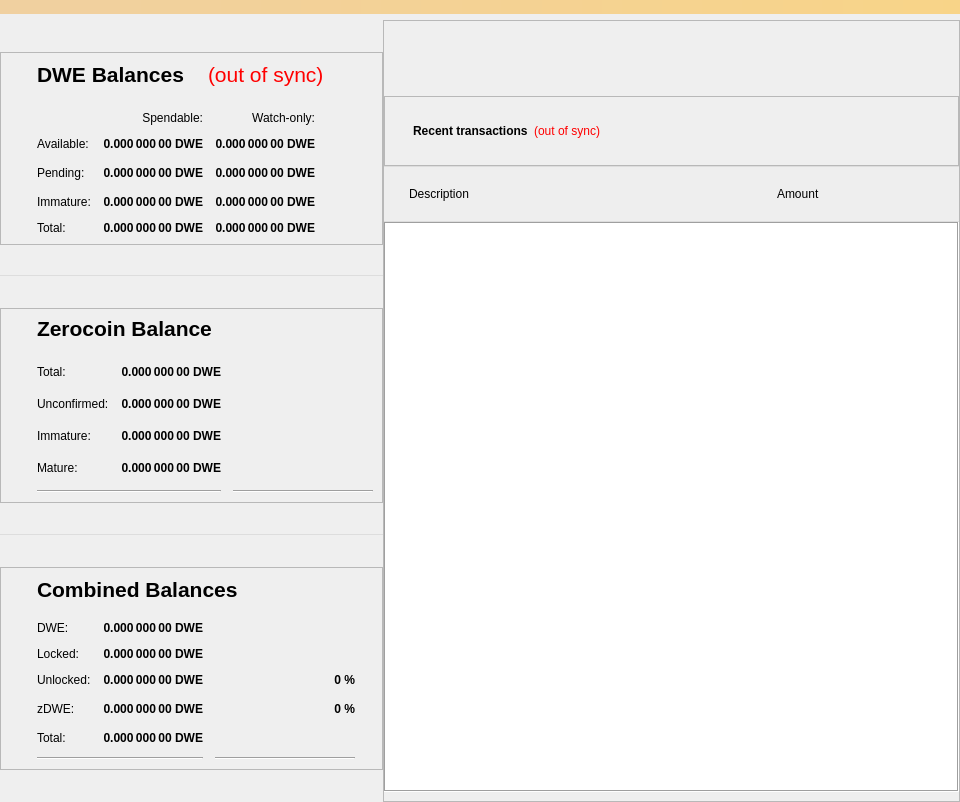
First picture: the form in src/qt/forms/overviewpage.ui, repository WorldExchange/DWE, before the edit.
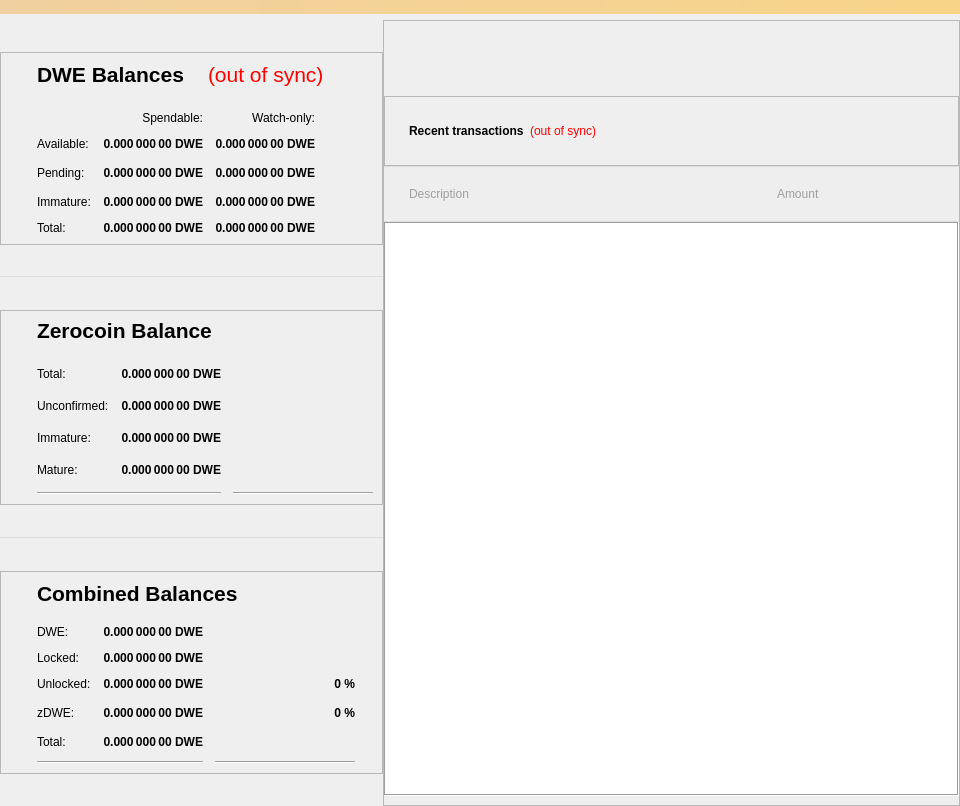
Second picture: the form after the edit.

Commit message: Overview page and send page style complete

Diff of the .ui file:
```diff
--- a/src/qt/forms/overviewpage.ui
+++ b/src/qt/forms/overviewpage.ui
@@ -7,7 +7,7 @@
     <x>0</x>
     <y>0</y>
     <width>960</width>
-    <height>802</height>
+    <height>806</height>
    </rect>
   </property>
   <property name="minimumSize">
@@ -1077,7 +1077,7 @@
           <item>
            <widget class="QFrame" name="frame_3">
             <property name="styleSheet">
-             <string notr="true">border-left: 1px solid #ddd;</string>
+             <string notr="true"/>
             </property>
             <property name="frameShape">
              <enum>QFrame::StyledPanel</enum>
@@ -1087,74 +1087,61 @@
             </property>
             <layout class="QHBoxLayout" name="horizontalLayout_5">
              <property name="leftMargin">
-              <number>0</number>
+              <number>24</number>
              </property>
              <property name="topMargin">
-              <number>0</number>
+              <number>24</number>
              </property>
              <property name="rightMargin">
-              <number>0</number>
+              <number>24</number>
              </property>
              <property name="bottomMargin">
-              <number>0</number>
+              <number>24</number>
              </property>
              <item>
-              <layout class="QHBoxLayout" name="horizontalLayout_2">
-               <property name="leftMargin">
-                <number>28</number>
+              <widget class="QLabel" name="label_4">
+               <property name="font">
+                <font>
+                 <weight>75</weight>
+                 <bold>true</bold>
+                </font>
                </property>
-               <property name="topMargin">
-                <number>24</number>
+               <property name="text">
+                <string>Recent transactions</string>
                </property>
-               <property name="bottomMargin">
-                <number>24</number>
+              </widget>
+             </item>
+             <item>
+              <widget class="QLabel" name="labelTransactionsStatus">
+               <property name="cursor">
+                <cursorShape>WhatsThisCursor</cursorShape>
                </property>
-               <item>
-                <widget class="QLabel" name="label_4">
-                 <property name="font">
-                  <font>
-                   <weight>75</weight>
-                   <bold>true</bold>
-                  </font>
-                 </property>
-                 <property name="text">
-                  <string>Recent transactions</string>
-                 </property>
-                </widget>
-               </item>
-               <item>
-                <widget class="QLabel" name="labelTransactionsStatus">
-                 <property name="cursor">
-                  <cursorShape>WhatsThisCursor</cursorShape>
-                 </property>
-                 <property name="toolTip">
-                  <string>The displayed information may be out of date. Your wallet automatically synchronizes with the DWE network after a connection is established, but this process has not completed yet.</string>
-                 </property>
-                 <property name="styleSheet">
-                  <string notr="true">QLabel { color: red; }</string>
-                 </property>
-                 <property name="text">
-                  <string notr="true">(out of sync)</string>
-                 </property>
-                 <property name="alignment">
-                  <set>Qt::AlignRight|Qt::AlignTrailing|Qt::AlignVCenter</set>
-                 </property>
-                </widget>
-               </item>
-               <item>
-                <spacer name="horizontalSpacer">
-                 <property name="orientation">
-                  <enum>Qt::Horizontal</enum>
-                 </property>
-                 <property name="sizeHint" stdset="0">
-                  <size>
-                   <width>40</width>
-                   <height>20</height>
-                  </size>
-                 </property>
-                </spacer>
-               </item>
-              </layout>
+               <property name="toolTip">
+                <string>The displayed information may be out of date. Your wallet automatically synchronizes with the DWE network after a connection is established, but this process has not completed yet.</string>
+               </property>
+               <property name="styleSheet">
+                <string notr="true">QLabel { color: red; }</string>
+               </property>
+               <property name="text">
+                <string notr="true">(out of sync)</string>
+               </property>
+               <property name="alignment">
+                <set>Qt::AlignRight|Qt::AlignTrailing|Qt::AlignVCenter</set>
+               </property>
+              </widget>
+             </item>
+             <item>
+              <spacer name="horizontalSpacer">
+               <property name="orientation">
+                <enum>Qt::Horizontal</enum>
+               </property>
+               <property name="sizeHint" stdset="0">
+                <size>
+                 <width>253</width>
+                 <height>20</height>
+                </size>
+               </property>
+              </spacer>
              </item>
             </layout>
            </widget>
@@ -1200,7 +1187,7 @@
                <item>
                 <widget class="QLabel" name="lblTxDesc">
                  <property name="styleSheet">
-                  <string notr="true">border: none;</string>
+                  <string notr="true">border: none; color: #9f9f9f</string>
                  </property>
                  <property name="text">
                   <string>Description</string>
@@ -1240,7 +1227,7 @@
                <item>
                 <widget class="QLabel" name="lblTxAmt">
                  <property name="styleSheet">
-                  <string notr="true">border: none;</string>
+                  <string notr="true">border: none; color: #9f9f9f</string>
                  </property>
                  <property name="text">
                   <string>Amount</string>
```
Left out of the diff: 304 changed lines with no effect on the pictures. The commit also changes 4 other files.
